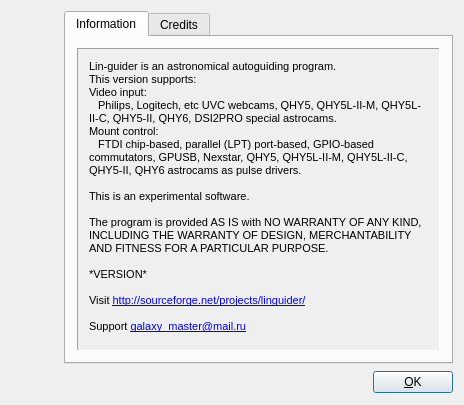
This is lin_guider/ui/about.ui in rumengb/lin_guider as Qt 5 draws it before an edit. The edited form follows.
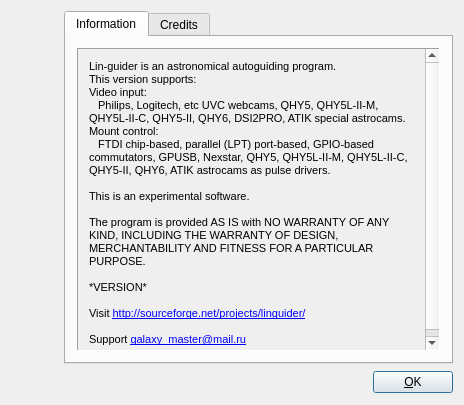
This is the edited form. Icons and pictures are not drawn.

Patch:
```diff
--- a/lin_guider/ui/about.ui
+++ b/lin_guider/ui/about.ui
@@ -67,9 +67,9 @@
 &lt;p style=&quot; margin-top:0px; margin-bottom:0px; margin-left:0px; margin-right:0px; -qt-block-indent:0; text-indent:0px;&quot;&gt;Lin-guider is an astronomical autoguiding program.&lt;/p&gt;
 &lt;p style=&quot; margin-top:0px; margin-bottom:0px; margin-left:0px; margin-right:0px; -qt-block-indent:0; text-indent:0px;&quot;&gt;This version supports:&lt;/p&gt;
 &lt;p style=&quot; margin-top:0px; margin-bottom:0px; margin-left:0px; margin-right:0px; -qt-block-indent:0; text-indent:0px;&quot;&gt;Video input:&lt;/p&gt;
-&lt;p style=&quot; margin-top:0px; margin-bottom:0px; margin-left:0px; margin-right:0px; -qt-block-indent:0; text-indent:0px;&quot;&gt;   Philips, Logitech, etc UVC webcams, QHY5, QHY5L-II-M, QHY5L-II-C, QHY5-II, QHY6, DSI2PRO special astrocams.&lt;/p&gt;
+&lt;p style=&quot; margin-top:0px; margin-bottom:0px; margin-left:0px; margin-right:0px; -qt-block-indent:0; text-indent:0px;&quot;&gt;   Philips, Logitech, etc UVC webcams, QHY5, QHY5L-II-M, QHY5L-II-C, QHY5-II, QHY6, DSI2PRO, ATIK special astrocams.&lt;/p&gt;
 &lt;p style=&quot; margin-top:0px; margin-bottom:0px; margin-left:0px; margin-right:0px; -qt-block-indent:0; text-indent:0px;&quot;&gt;Mount control:&lt;/p&gt;
-&lt;p style=&quot; margin-top:0px; margin-bottom:0px; margin-left:0px; margin-right:0px; -qt-block-indent:0; text-indent:0px;&quot;&gt;   FTDI chip-based, parallel (LPT) port-based, GPIO-based commutators, GPUSB, Nexstar, QHY5, QHY5L-II-M, QHY5L-II-C, QHY5-II, QHY6 astrocams as pulse drivers.&lt;/p&gt;
+&lt;p style=&quot; margin-top:0px; margin-bottom:0px; margin-left:0px; margin-right:0px; -qt-block-indent:0; text-indent:0px;&quot;&gt;   FTDI chip-based, parallel (LPT) port-based, GPIO-based commutators, GPUSB, Nexstar, QHY5, QHY5L-II-M, QHY5L-II-C, QHY5-II, QHY6, ATIK astrocams as pulse drivers.&lt;/p&gt;
 &lt;p style=&quot;-qt-paragraph-type:empty; margin-top:0px; margin-bottom:0px; margin-left:0px; margin-right:0px; -qt-block-indent:0; text-indent:0px;&quot;&gt;&lt;br /&gt;&lt;/p&gt;
 &lt;p style=&quot; margin-top:0px; margin-bottom:0px; margin-left:0px; margin-right:0px; -qt-block-indent:0; text-indent:0px;&quot;&gt;This is an experimental software.&lt;/p&gt;
 &lt;p style=&quot;-qt-paragraph-type:empty; margin-top:0px; margin-bottom:0px; margin-left:0px; margin-right:0px; -qt-block-indent:0; text-indent:0px;&quot;&gt;&lt;br /&gt;&lt;/p&gt;
```
Left out of the diff: 4 changed lines with no effect on the pictures.
